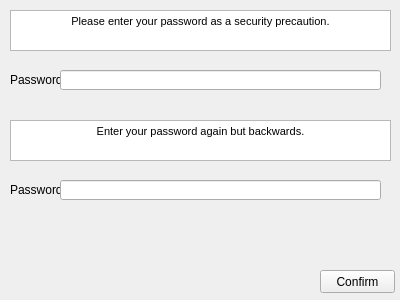
First picture: the form in qt/passwordprompt.ui, repository python-discord/code-jam-4, before the edit.
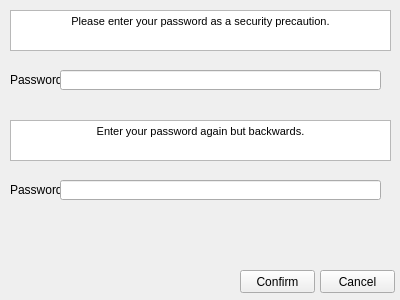
Second picture: the form after the edit.

```diff
--- a/qt/passwordprompt.ui
+++ b/qt/passwordprompt.ui
@@ -102,7 +102,7 @@
   <widget class="QPushButton" name="confirm_button">
    <property name="geometry">
     <rect>
-     <x>320</x>
+     <x>240</x>
      <y>270</y>
      <width>75</width>
      <height>23</height>
@@ -112,6 +112,32 @@
     <string>Confirm</string>
    </property>
   </widget>
+  <widget class="QPushButton" name="cancel_button">
+   <property name="geometry">
+    <rect>
+     <x>320</x>
+     <y>270</y>
+     <width>75</width>
+     <height>23</height>
+    </rect>
+   </property>
+   <property name="text">
+    <string>Cancel</string>
+   </property>
+  </widget>
+  <widget class="QLabel" name="correct_label">
+   <property name="geometry">
+    <rect>
+     <x>10</x>
+     <y>230</y>
+     <width>381</width>
+     <height>20</height>
+    </rect>
+   </property>
+   <property name="text">
+    <string/>
+   </property>
+  </widget>
  </widget>
  <resources/>
  <connections/>
```
